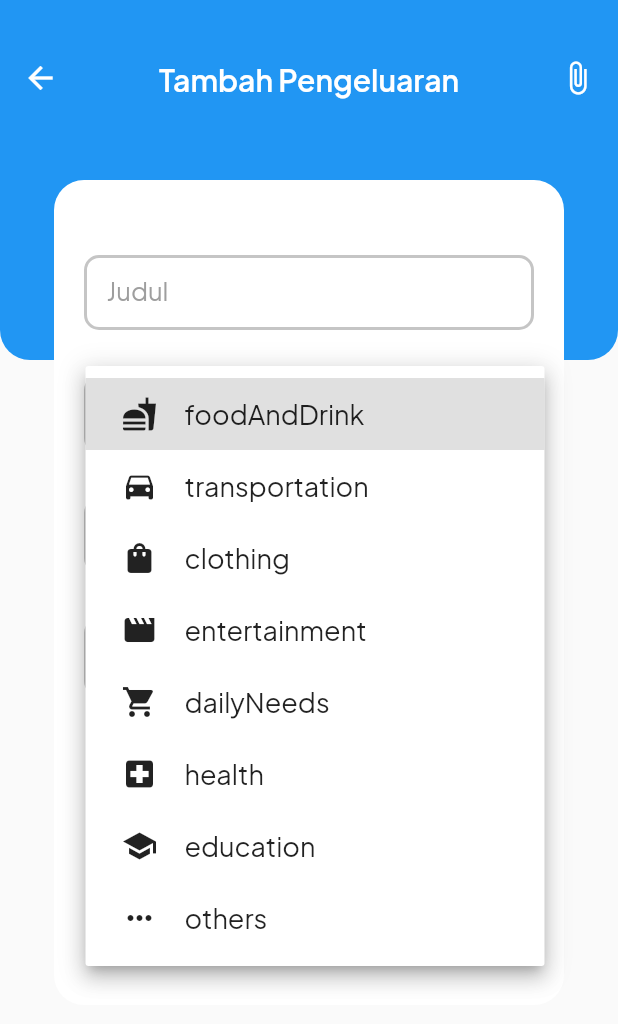
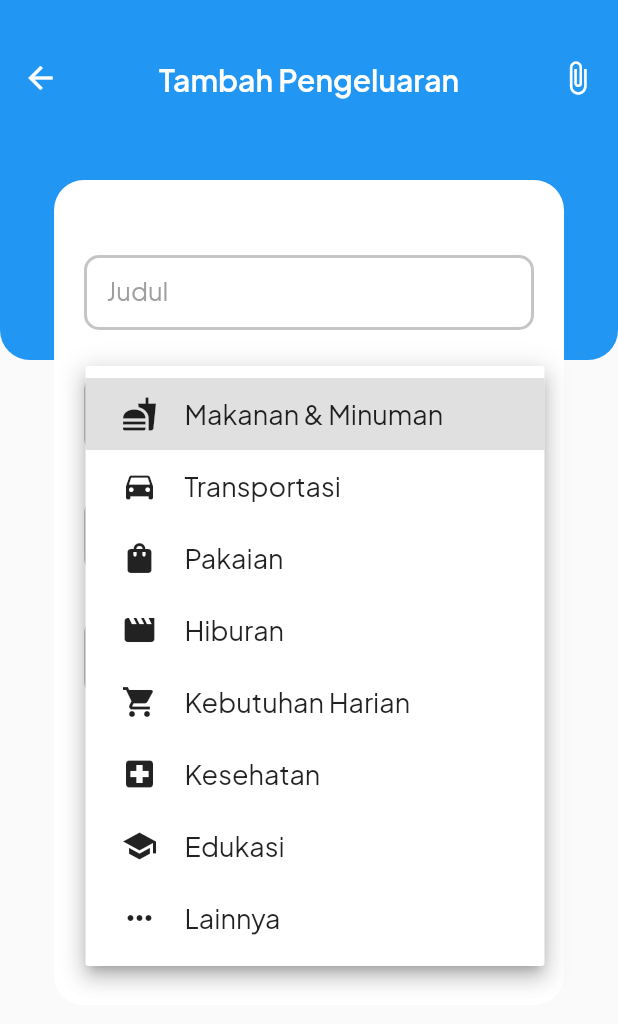
Before and after one commit to BlueRecandy/uang-kita, a Flutter app: the TambahPengeluaranScreen screen opened directly, after a tap on "Kategori", on a phone screen of 412 x 824 dp. Shown: the top 1024 px of the screen. Run offline on Flutter 3.47's test engine with Material 2 defaults, Android fonts, the phone set to English and light mode, and no system bars; our stand-ins replace heroicons, sizer, sqflite; accounts and stored records are empty.

Commit message:
change how the category mapped

```diff
--- a/lib/models/category_type_model.dart
+++ b/lib/models/category_type_model.dart
@@ -36,36 +36,24 @@ extension CategoryTypeExtension on CategoryType {
   String get displayName {
     switch (this) {
       case CategoryType.foodAndDrink:
-        return "foodAndDrink";
+        return "Makanan & Minuman";
       case CategoryType.transportation:
-        return "transportation";
+        return "Transportasi";
       case CategoryType.clothing:
-        return "clothing";
+        return "Pakaian";
       case CategoryType.entertainment:
-        return "entertainment";
+        return "Hiburan";
       case CategoryType.health:
-        return "health";
+        return "Kesehatan";
       case CategoryType.education:
-        return "education";
+        return "Edukasi";
       case CategoryType.others:
-        return "others";
+        return "Lainnya";
       case CategoryType.dailyNeeds:
-        return "dailyNeeds";
+        return "Kebutuhan Harian";
     }
   }
 }
-
-// map string to CategoryType
-final categoryTypeMap = {
-  'foodAndDrink': CategoryType.foodAndDrink,
-  'transportation': CategoryType.transportation,
-  'clothing': CategoryType.clothing,
-  'entertainment': CategoryType.entertainment,
-  'dailyNeeds': CategoryType.dailyNeeds,
-  'health': CategoryType.health,
-  'education': CategoryType.education,
-  'others': CategoryType.others,
-};
 
 class CategoryTypeModel {
   final CategoryType type;
@@ -76,3 +64,9 @@ class CategoryTypeModel {
     required this.icon,
   });
 }
+
+class CategoryTypeUtils {
+  static CategoryType categoryFromName(String name) {
+    return CategoryType.values.firstWhere((element) => element.name == name);
+  }
+}
--- a/lib/screens/daftar_pengeluaran_screen.dart
+++ b/lib/screens/daftar_pengeluaran_screen.dart
@@ -32,8 +32,6 @@ class _DaftarPengeluaranScreenState extends State<DaftarPengeluaranScreen> {
 
   Future<void> _loadExpense() async {
     final expenses = await _retrieveExpenses(currentDateRange);
-
-    print('Expenses (${expenses.length})');
 
     setState(() {
       expenseList.clear();
--- a/lib/screens/tambah_pengeluaran_screen.dart
+++ b/lib/screens/tambah_pengeluaran_screen.dart
@@ -99,7 +99,7 @@ class _TambahPengeluaranScreenState extends State<TambahPengeluaranScreen> {
             items: katagoriList,
             hint: 'Kategori',
             onChanged: (value) {
-              final category = categoryTypeMap.values
+              final category = CategoryType.values
                   .where((element) => element.displayName == value)
                   .first;
 
--- a/lib/screens/tambah_tagihan_screens.dart
+++ b/lib/screens/tambah_tagihan_screens.dart
@@ -118,7 +118,7 @@ class _TambahTagihanScreenState extends State<TambahTagihanScreen> {
 
   Map<String, dynamic> prepareData() {
     String kategoriRaw = _kategoriController.value.text;
-    CategoryType kategori = categoryTypeMap.values
+    CategoryType kategori = CategoryType.values
         .where((element) => element.displayName == kategoriRaw)
         .first;
 
```
Also changed, not shown: lib/utils/model_utils.dart (+6 -4 lines).
